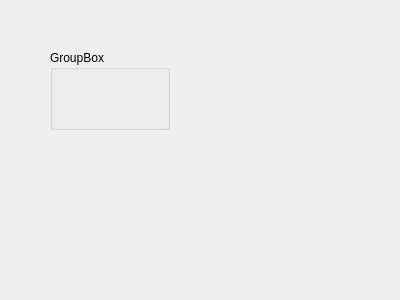
Above: UserForm.ui from qqsskk/AgvCtrlSys before the change. Below: the same form after it.
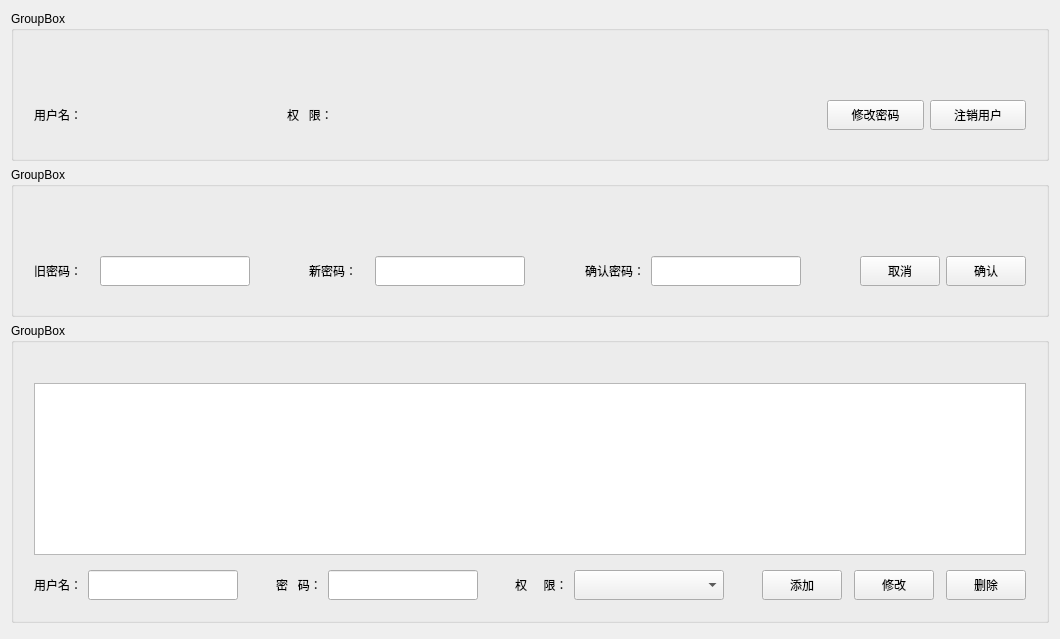
That is the form after the change. Custom widgets are drawn as their Qt base class.

Commit message: 用户信息、设备状态

What changed in the file:
```diff
--- a/UserForm.ui
+++ b/UserForm.ui
@@ -6,27 +6,754 @@
    <rect>
     <x>0</x>
     <y>0</y>
-    <width>400</width>
-    <height>300</height>
+    <width>1060</width>
+    <height>639</height>
    </rect>
   </property>
   <property name="windowTitle">
    <string>Form</string>
   </property>
-  <widget class="QGroupBox" name="groupBox">
-   <property name="geometry">
-    <rect>
-     <x>50</x>
-     <y>50</y>
-     <width>120</width>
-     <height>80</height>
-    </rect>
-   </property>
-   <property name="title">
-    <string>GroupBox</string>
-   </property>
-  </widget>
+  <layout class="QGridLayout" name="gridLayout_3">
+   <item row="1" column="0">
+    <widget class="GroupBoxEx" name="groupBoxPasswdChange">
+     <property name="minimumSize">
+      <size>
+       <width>0</width>
+       <height>150</height>
+      </size>
+     </property>
+     <property name="title">
+      <string>GroupBox</string>
+     </property>
+     <layout class="QGridLayout" name="gridLayout_2">
+      <property name="leftMargin">
+       <number>20</number>
+      </property>
+      <property name="topMargin">
+       <number>50</number>
+      </property>
+      <property name="rightMargin">
+       <number>20</number>
+      </property>
+      <item row="0" column="8">
+       <spacer name="horizontalSpacer_6">
+        <property name="orientation">
+         <enum>Qt::Horizontal</enum>
+        </property>
+        <property name="sizeHint" stdset="0">
+         <size>
+          <width>40</width>
+          <height>20</height>
+         </size>
+        </property>
+       </spacer>
+      </item>
+      <item row="0" column="7">
+       <widget class="LineEditEx" name="lineEditPwdMakesure">
+        <property name="sizePolicy">
+         <sizepolicy hsizetype="Expanding" vsizetype="Fixed">
+          <horstretch>0</horstretch>
+          <verstretch>0</verstretch>
+         </sizepolicy>
+        </property>
+        <property name="minimumSize">
+         <size>
+          <width>150</width>
+          <height>30</height>
+         </size>
+        </property>
+        <property name="echoMode">
+         <enum>QLineEdit::Password</enum>
+        </property>
+        <property name="readOnly">
+         <bool>false</bool>
+        </property>
+       </widget>
+      </item>
+      <item row="0" column="1">
+       <widget class="LineEditEx" name="lineEditPwdOld">
+        <property name="sizePolicy">
+         <sizepolicy hsizetype="Expanding" vsizetype="Fixed">
+          <horstretch>0</horstretch>
+          <verstretch>0</verstretch>
+         </sizepolicy>
+        </property>
+        <property name="minimumSize">
+         <size>
+          <width>150</width>
+          <height>30</height>
+         </size>
+        </property>
+        <property name="echoMode">
+         <enum>QLineEdit::Password</enum>
+        </property>
+        <property name="readOnly">
+         <bool>false</bool>
+        </property>
+       </widget>
+      </item>
+      <item row="0" column="0">
+       <widget class="LabelEx" name="label_11">
+        <property name="sizePolicy">
+         <sizepolicy hsizetype="Expanding" vsizetype="Fixed">
+          <horstretch>0</horstretch>
+          <verstretch>0</verstretch>
+         </sizepolicy>
+        </property>
+        <property name="minimumSize">
+         <size>
+          <width>60</width>
+          <height>0</height>
+         </size>
+        </property>
+        <property name="maximumSize">
+         <size>
+          <width>60</width>
+          <height>16777215</height>
+         </size>
+        </property>
+        <property name="text">
+         <string>旧密码：</string>
+        </property>
+       </widget>
+      </item>
+      <item row="0" column="3">
+       <widget class="LabelEx" name="label_12">
+        <property name="sizePolicy">
+         <sizepolicy hsizetype="Expanding" vsizetype="Fixed">
+          <horstretch>0</horstretch>
+          <verstretch>0</verstretch>
+         </sizepolicy>
+        </property>
+        <property name="minimumSize">
+         <size>
+          <width>60</width>
+          <height>0</height>
+         </size>
+        </property>
+        <property name="maximumSize">
+         <size>
+          <width>60</width>
+          <height>16777215</height>
+         </size>
+        </property>
+        <property name="text">
+         <string>新密码：</string>
+        </property>
+       </widget>
+      </item>
+      <item row="0" column="4">
+       <widget class="LineEditEx" name="lineEditPwdNew">
+        <property name="sizePolicy">
+         <sizepolicy hsizetype="Expanding" vsizetype="Fixed">
+          <horstretch>0</horstretch>
+          <verstretch>0</verstretch>
+         </sizepolicy>
+        </property>
+        <property name="minimumSize">
+         <size>
+          <width>150</width>
+          <height>30</height>
+         </size>
+        </property>
+        <property name="echoMode">
+         <enum>QLineEdit::Password</enum>
+        </property>
+        <property name="readOnly">
+         <bool>false</bool>
+        </property>
+       </widget>
+      </item>
+      <item row="0" column="6">
+       <widget class="LabelEx" name="label_13">
+        <property name="sizePolicy">
+         <sizepolicy hsizetype="Expanding" vsizetype="Fixed">
+          <horstretch>0</horstretch>
+          <verstretch>0</verstretch>
+         </sizepolicy>
+        </property>
+        <property name="minimumSize">
+         <size>
+          <width>60</width>
+          <height>0</height>
+         </size>
+        </property>
+        <property name="maximumSize">
+         <size>
+          <width>60</width>
+          <height>16777215</height>
+         </size>
+        </property>
+        <property name="text">
+         <string>确认密码：</string>
+        </property>
+       </widget>
+      </item>
+      <item row="0" column="9">
+       <widget class="PushButtonEx" name="pushButtonChangePwdCancel">
+        <property name="sizePolicy">
+         <sizepolicy hsizetype="Expanding" vsizetype="Fixed">
+          <horstretch>0</horstretch>
+          <verstretch>0</verstretch>
+         </sizepolicy>
+        </property>
+        <property name="minimumSize">
+         <size>
+          <width>0</width>
+          <height>30</height>
+         </size>
+        </property>
+        <property name="text">
+         <string>取消</string>
+        </property>
+       </widget>
+      </item>
+      <item row="0" column="5">
+       <spacer name="horizontalSpacer_5">
+        <property name="orientation">
+         <enum>Qt::Horizontal</enum>
+        </property>
+        <property name="sizeHint" stdset="0">
+         <size>
+          <width>40</width>
+          <height>20</height>
+         </size>
+        </property>
+       </spacer>
+      </item>
+      <item row="0" column="2">
+       <spacer name="horizontalSpacer_4">
+        <property name="orientation">
+         <enum>Qt::Horizontal</enum>
+        </property>
+        <property name="sizeHint" stdset="0">
+         <size>
+          <width>40</width>
+          <height>20</height>
+         </size>
+        </property>
+       </spacer>
+      </item>
+      <item row="0" column="10">
+       <widget class="PushButtonEx" name="pushButtonChangePwdOk">
+        <property name="sizePolicy">
+         <sizepolicy hsizetype="Expanding" vsizetype="Fixed">
+          <horstretch>0</horstretch>
+          <verstretch>0</verstretch>
+         </sizepolicy>
+        </property>
+        <property name="minimumSize">
+         <size>
+          <width>0</width>
+          <height>30</height>
+         </size>
+        </property>
+        <property name="text">
+         <string>确认</string>
+        </property>
+       </widget>
+      </item>
+     </layout>
+    </widget>
+   </item>
+   <item row="3" column="0">
+    <spacer name="verticalSpacer">
+     <property name="orientation">
+      <enum>Qt::Vertical</enum>
+     </property>
+     <property name="sizeHint" stdset="0">
+      <size>
+       <width>20</width>
+       <height>40</height>
+      </size>
+     </property>
+    </spacer>
+   </item>
+   <item row="0" column="0">
+    <widget class="GroupBoxEx" name="groupBox">
+     <property name="minimumSize">
+      <size>
+       <width>0</width>
+       <height>150</height>
+      </size>
+     </property>
+     <property name="title">
+      <string>GroupBox</string>
+     </property>
+     <layout class="QGridLayout" name="gridLayout">
+      <property name="leftMargin">
+       <number>20</number>
+      </property>
+      <property name="topMargin">
+       <number>50</number>
+      </property>
+      <property name="rightMargin">
+       <number>20</number>
+      </property>
+      <item row="0" column="10">
+       <widget class="PushButtonEx" name="pushButtonLogoutUser">
+        <property name="sizePolicy">
+         <sizepolicy hsizetype="Expanding" vsizetype="Fixed">
+          <horstretch>0</horstretch>
+          <verstretch>0</verstretch>
+         </sizepolicy>
+        </property>
+        <property name="minimumSize">
+         <size>
+          <width>0</width>
+          <height>30</height>
+         </size>
+        </property>
+        <property name="text">
+         <string>注销用户</string>
+        </property>
+       </widget>
+      </item>
+      <item row="0" column="2">
+       <spacer name="horizontalSpacer">
+        <property name="orientation">
+         <enum>Qt::Horizontal</enum>
+        </property>
+        <property name="sizeHint" stdset="0">
+         <size>
+          <width>61</width>
+          <height>17</height>
+         </size>
+        </property>
+       </spacer>
+      </item>
+      <item row="0" column="7">
+       <spacer name="horizontalSpacer_2">
+        <property name="orientation">
+         <enum>Qt::Horizontal</enum>
+        </property>
+        <property name="sizeHint" stdset="0">
+         <size>
+          <width>40</width>
+          <height>20</height>
+         </size>
+        </property>
+       </spacer>
+      </item>
+      <item row="0" column="8">
+       <spacer name="horizontalSpacer_10">
+        <property name="orientation">
+         <enum>Qt::Horizontal</enum>
+        </property>
+        <property name="sizeHint" stdset="0">
+         <size>
+          <width>40</width>
+          <height>20</height>
+         </size>
+        </property>
+       </spacer>
+      </item>
+      <item row="0" column="0">
+       <widget class="LabelEx" name="label_8">
+        <property name="sizePolicy">
+         <sizepolicy hsizetype="Fixed" vsizetype="Fixed">
+          <horstretch>0</horstretch>
+          <verstretch>0</verstretch>
+         </sizepolicy>
+        </property>
+        <property name="text">
+         <string>用户名：</string>
+        </property>
+       </widget>
+      </item>
+      <item row="0" column="1">
+       <widget class="LabelEx" name="labelUserName">
+        <property name="enabled">
+         <bool>false</bool>
+        </property>
+        <property name="sizePolicy">
+         <sizepolicy hsizetype="Expanding" vsizetype="Fixed">
+          <horstretch>0</horstretch>
+          <verstretch>0</verstretch>
+         </sizepolicy>
+        </property>
+        <property name="minimumSize">
+         <size>
+          <width>80</width>
+          <height>0</height>
+         </size>
+        </property>
+        <property name="text">
+         <string/>
+        </property>
+       </widget>
+      </item>
+      <item row="0" column="4">
+       <widget class="LabelEx" name="labelLevel">
+        <property name="enabled">
+         <bool>false</bool>
+        </property>
+        <property name="sizePolicy">
+         <sizepolicy hsizetype="Expanding" vsizetype="Fixed">
+          <horstretch>0</horstretch>
+          <verstretch>0</verstretch>
+         </sizepolicy>
+        </property>
+        <property name="minimumSize">
+         <size>
+          <width>80</width>
+          <height>0</height>
+         </size>
+        </property>
+        <property name="text">
+         <string/>
+        </property>
+       </widget>
+      </item>
+      <item row="0" column="3">
+       <widget class="LabelEx" name="label_10">
+        <property name="sizePolicy">
+         <sizepolicy hsizetype="Fixed" vsizetype="Fixed">
+          <horstretch>0</horstretch>
+          <verstretch>0</verstretch>
+         </sizepolicy>
+        </property>
+        <property name="text">
+         <string>权   限：</string>
+        </property>
+       </widget>
+      </item>
+      <item row="0" column="6">
+       <spacer name="horizontalSpacer_3">
+        <property name="orientation">
+         <enum>Qt::Horizontal</enum>
+        </property>
+        <property name="sizeHint" stdset="0">
+         <size>
+          <width>40</width>
+          <height>20</height>
+         </size>
+        </property>
+       </spacer>
+      </item>
+      <item row="0" column="9">
+       <widget class="PushButtonEx" name="pushButtonChangePasswd">
+        <property name="sizePolicy">
+         <sizepolicy hsizetype="Expanding" vsizetype="Fixed">
+          <horstretch>0</horstretch>
+          <verstretch>0</verstretch>
+         </sizepolicy>
+        </property>
+        <property name="minimumSize">
+         <size>
+          <width>0</width>
+          <height>30</height>
+         </size>
+        </property>
+        <property name="text">
+         <string>修改密码</string>
+        </property>
+       </widget>
+      </item>
+      <item row="0" column="5">
+       <spacer name="horizontalSpacer_11">
+        <property name="orientation">
+         <enum>Qt::Horizontal</enum>
+        </property>
+        <property name="sizeHint" stdset="0">
+         <size>
+          <width>40</width>
+          <height>20</height>
+         </size>
+        </property>
+       </spacer>
+      </item>
+     </layout>
+    </widget>
+   </item>
+   <item row="2" column="0">
+    <widget class="GroupBoxEx" name="groupBoxUserChange">
+     <property name="minimumSize">
+      <size>
+       <width>0</width>
+       <height>300</height>
+      </size>
+     </property>
+     <property name="title">
+      <string>GroupBox</string>
+     </property>
+     <layout class="QGridLayout" name="gridLayout_4">
+      <property name="leftMargin">
+       <number>20</number>
+      </property>
+      <property name="topMargin">
+       <number>40</number>
+      </property>
+      <property name="rightMargin">
+       <number>20</number>
+      </property>
+      <property name="bottomMargin">
+       <number>20</number>
+      </property>
+      <property name="verticalSpacing">
+       <number>15</number>
+      </property>
+      <item row="1" column="0">
+       <widget class="LabelEx" name="label_14">
+        <property name="sizePolicy">
+         <sizepolicy hsizetype="Fixed" vsizetype="Fixed">
+          <horstretch>0</horstretch>
+          <verstretch>0</verstretch>
+         </sizepolicy>
+        </property>
+        <property name="minimumSize">
+         <size>
+          <width>0</width>
+          <height>0</height>
+         </size>
+        </property>
+        <property name="maximumSize">
+         <size>
+          <width>60</width>
+          <height>16777215</height>
+         </size>
+        </property>
+        <property name="text">
+         <string>用户名：</string>
+        </property>
+       </widget>
+      </item>
+      <item row="1" column="2">
+       <spacer name="horizontalSpacer_7">
+        <property name="orientation">
+         <enum>Qt::Horizontal</enum>
+        </property>
+        <property name="sizeHint" stdset="0">
+         <size>
+          <width>40</width>
+          <height>20</height>
+         </size>
+        </property>
+       </spacer>
+      </item>
+      <item row="0" column="0" colspan="14">
+       <widget class="TableViewEx" name="tableViewUserInfo">
+        <property name="sizePolicy">
+         <sizepolicy hsizetype="Expanding" vsizetype="Expanding">
+          <horstretch>0</horstretch>
+          <verstretch>0</verstretch>
+         </sizepolicy>
+        </property>
+        <property name="minimumSize">
+         <size>
+          <width>930</width>
+          <height>0</height>
+         </size>
+        </property>
+       </widget>
+      </item>
+      <item row="1" column="1">
+       <widget class="LineEditEx" name="lineEditUserName">
+        <property name="sizePolicy">
+         <sizepolicy hsizetype="Expanding" vsizetype="Fixed">
+          <horstretch>0</horstretch>
+          <verstretch>0</verstretch>
+         </sizepolicy>
+        </property>
+        <property name="minimumSize">
+         <size>
+          <width>150</width>
+          <height>30</height>
+         </size>
+        </property>
+        <property name="readOnly">
+         <bool>false</bool>
+        </property>
+       </widget>
+      </item>
+      <item row="1" column="4">
+       <widget class="LineEditEx" name="lineEditUserPasswd">
+        <property name="sizePolicy">
+         <sizepolicy hsizetype="Expanding" vsizetype="Fixed">
+          <horstretch>0</horstretch>
+          <verstretch>0</verstretch>
+         </sizepolicy>
+        </property>
+        <property name="minimumSize">
+         <size>
+          <width>150</width>
+          <height>30</height>
+         </size>
+        </property>
+        <property name="readOnly">
+         <bool>false</bool>
+        </property>
+       </widget>
+      </item>
+      <item row="1" column="5">
+       <spacer name="horizontalSpacer_8">
+        <property name="orientation">
+         <enum>Qt::Horizontal</enum>
+        </property>
+        <property name="sizeHint" stdset="0">
+         <size>
+          <width>40</width>
+          <height>20</height>
+         </size>
+        </property>
+       </spacer>
+      </item>
+      <item row="1" column="3">
+       <widget class="LabelEx" name="label_15">
+        <property name="sizePolicy">
+         <sizepolicy hsizetype="Fixed" vsizetype="Fixed">
+          <horstretch>0</horstretch>
+          <verstretch>0</verstretch>
+         </sizepolicy>
+        </property>
+        <property name="maximumSize">
+         <size>
+          <width>60</width>
+          <height>16777215</height>
+         </size>
+        </property>
+        <property name="text">
+         <string>密   码：</string>
+        </property>
+       </widget>
+      </item>
+      <item row="1" column="7">
+       <widget class="ComboBoxEx" name="comboBoxLevel">
+        <property name="minimumSize">
+         <size>
+          <width>150</width>
+          <height>30</height>
+         </size>
+        </property>
+       </widget>
+      </item>
+      <item row="1" column="9">
+       <widget class="PushButtonEx" name="pushButtonUserAdd">
+        <property name="sizePolicy">
+         <sizepolicy hsizetype="Expanding" vsizetype="Fixed">
+          <horstretch>0</horstretch>
+          <verstretch>0</verstretch>
+         </sizepolicy>
+        </property>
+        <property name="minimumSize">
+         <size>
+          <width>0</width>
+          <height>30</height>
+         </size>
+        </property>
+        <property name="text">
+         <string>添加</string>
+        </property>
+       </widget>
+      </item>
+      <item row="1" column="11">
+       <widget class="PushButtonEx" name="pushButtonUserChange">
+        <property name="sizePolicy">
+         <sizepolicy hsizetype="Expanding" vsizetype="Fixed">
+          <horstretch>0</horstretch>
+          <verstretch>0</verstretch>
+         </sizepolicy>
+        </property>
+        <property name="minimumSize">
+         <size>
+          <width>0</width>
+          <height>30</height>
+         </size>
+        </property>
+        <property name="text">
+         <string>修改</string>
+        </property>
+       </widget>
+      </item>
+      <item row="1" column="6">
+       <widget class="LabelEx" name="label_16">
+        <property name="sizePolicy">
+         <sizepolicy hsizetype="Fixed" vsizetype="Fixed">
+          <horstretch>0</horstretch>
+          <verstretch>0</verstretch>
+         </sizepolicy>
+        </property>
+        <property name="maximumSize">
+         <size>
+          <width>60</width>
+          <height>16777215</height>
+         </size>
+        </property>
+        <property name="text">
+         <string>权     限：</string>
+        </property>
+       </widget>
+      </item>
+      <item row="1" column="13">
+       <widget class="PushButtonEx" name="pushButtonUserDel">
+        <property name="sizePolicy">
+         <sizepolicy hsizetype="Expanding" vsizetype="Fixed">
+          <horstretch>0</horstretch>
+          <verstretch>0</verstretch>
+         </sizepolicy>
+        </property>
+        <property name="minimumSize">
+         <size>
+          <width>0</width>
+          <height>30</height>
+         </size>
+        </property>
+        <property name="text">
+         <string>删除</string>
+        </property>
+       </widget>
+      </item>
+      <item row="1" column="8">
+       <spacer name="horizontalSpacer_9">
+        <property name="orientation">
+         <enum>Qt::Horizontal</enum>
+        </property>
+        <property name="sizeHint" stdset="0">
+         <size>
+          <width>40</width>
+          <height>20</height>
+         </size>
+        </property>
+       </spacer>
+      </item>
+     </layout>
+    </widget>
+   </item>
+  </layout>
  </widget>
+ <customwidgets>
+  <customwidget>
+   <class>GroupBoxEx</class>
+   <extends>QGroupBox</extends>
+   <header>GroupBoxEx.h</header>
+   <container>1</container>
+  </customwidget>
+  <customwidget>
+   <class>LineEditEx</class>
+   <extends>QLineEdit</extends>
+   <header>LineEditEx.h</header>
+  </customwidget>
+  <customwidget>
+   <class>PushButtonEx</class>
+   <extends>QPushButton</extends>
+   <header>PushButtonEx.h</header>
+  </customwidget>
+  <customwidget>
+   <class>LabelEx</class>
+   <extends>QLabel</extends>
+   <header>LabelEx.h</header>
+  </customwidget>
+  <customwidget>
+   <class>TableViewEx</class>
+   <extends>QTableView</extends>
+   <header>TableViewEx.h</header>
+  </customwidget>
+  <customwidget>
+   <class>ComboBoxEx</class>
+   <extends>QComboBox</extends>
+   <header>ComboBoxEx.h</header>
+  </customwidget>
+ </customwidgets>
  <resources/>
  <connections/>
 </ui>
```
The commit also changes 66 other files.
